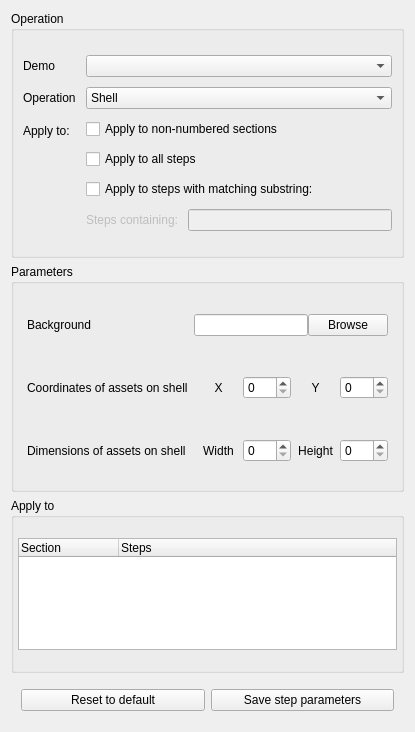
clpi/isutils, file src/ui/comp/op.ui: the form before one commit.
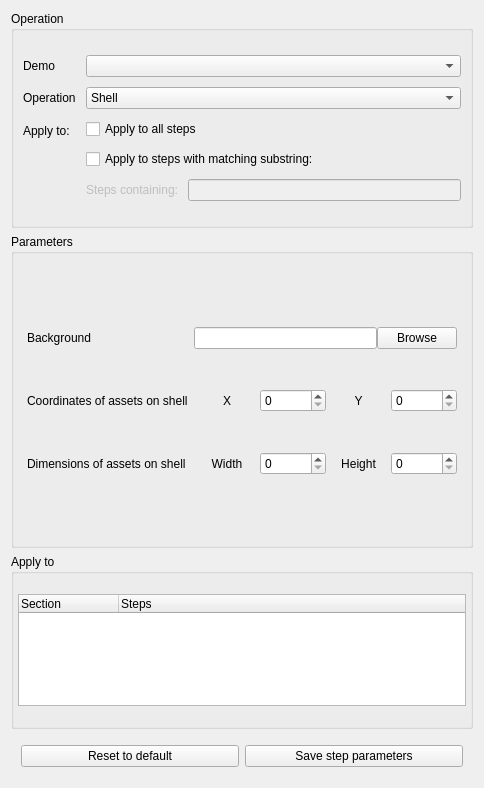
The form after the commit. The open tabs and pages were chosen to show the change.

Patch:
```diff
--- a/src/ui/comp/op.ui
+++ b/src/ui/comp/op.ui
@@ -1,7 +1,15 @@
 <?xml version="1.0" encoding="UTF-8"?>
 <ui version="4.0">
- <class>IscApp</class>
-          <widget class="QWidget" name="opsWidget" native="true">
+ <class>opsWidget</class>
+ <widget class="QWidget" name="opsWidget">
+  <property name="geometry">
+   <rect>
+    <x>0</x>
+    <y>0</y>
+    <width>484</width>
+    <height>788</height>
+   </rect>
+  </property>
            <layout class="QVBoxLayout" name="opLayout">
             <item>
              <widget class="QGroupBox" name="operationSelect">
@@ -113,17 +121,7 @@
                    <item>
                     <layout class="QVBoxLayout" name="verticalLayout_18">
                      <item>
-                      <widget class="QCheckBox" name="checkBox_2">
-                       <property name="layoutDirection">
-                        <enum>Qt::LeftToRight</enum>
-                       </property>
-                       <property name="text">
-                        <string>Apply to non-numbered sections</string>
-                       </property>
-                      </widget>
-                     </item>
-                     <item>
-                      <widget class="QCheckBox" name="checkBox">
+             <widget class="QCheckBox" name="allStepsCheck">
                        <property name="sizePolicy">
                         <sizepolicy hsizetype="Fixed" vsizetype="Fixed">
                          <horstretch>0</horstretch>
```
Left out of the diff: 13 changed lines with no effect on the pictures. Lines whose indentation alone changed are shown as unchanged.
